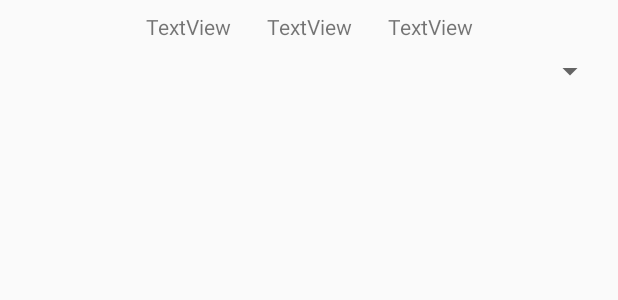
After one commit to kudtk/practicedtk, an Android app: the layout dialog_saito.xml on its own in the app's theme, with its tools: preview values and no code run, on a phone screen of 412 x 824 dp. The commit adds this screen. Shown: the top 300 px of the screen. Run offline under Robolectric (Android 15) with nearby library versions, the phone set to English and light mode, and no system bars.

Commit message:
Add CustomDialog

```diff
--- /dev/null
+++ b/app/src/main/res/layout/dialog_saito.xml
@@ -0,0 +1,49 @@
+<?xml version="1.0" encoding="utf-8"?>
+<android.support.constraint.ConstraintLayout xmlns:android="http://schemas.android.com/apk/res/android"
+    xmlns:tools="http://schemas.android.com/tools"
+    android:layout_width="match_parent"
+    android:layout_height="match_parent"
+    android:id="@+id/dialog_view"
+    xmlns:app="http://schemas.android.com/apk/res-auto">
+
+    <TextView
+        android:id="@+id/year_text"
+        android:layout_width="wrap_content"
+        android:layout_height="wrap_content"
+        android:layout_marginEnd="24dp"
+        android:text="TextView"
+        app:layout_constraintEnd_toStartOf="@+id/month_text"
+        app:layout_constraintTop_toTopOf="@+id/month_text" />
+
+    <TextView
+        android:id="@+id/month_text"
+        android:layout_width="wrap_content"
+        android:layout_height="wrap_content"
+        android:layout_marginEnd="8dp"
+        android:layout_marginStart="8dp"
+        android:layout_marginTop="8dp"
+        android:text="TextView"
+        app:layout_constraintEnd_toEndOf="parent"
+        app:layout_constraintStart_toStartOf="parent"
+        app:layout_constraintTop_toTopOf="parent" />
+
+    <TextView
+        android:id="@+id/day_text"
+        android:layout_width="wrap_content"
+        android:layout_height="wrap_content"
+        android:layout_marginStart="24dp"
+        android:text="TextView"
+        app:layout_constraintStart_toEndOf="@+id/month_text"
+        app:layout_constraintTop_toTopOf="@+id/month_text" />
+
+    <Spinner
+        android:id="@+id/spinner"
+        android:layout_width="0dp"
+        android:layout_height="wrap_content"
+        android:layout_marginEnd="8dp"
+        android:layout_marginStart="8dp"
+        android:layout_marginTop="8dp"
+        app:layout_constraintEnd_toEndOf="parent"
+        app:layout_constraintStart_toStartOf="parent"
+        app:layout_constraintTop_toBottomOf="@+id/month_text" />
+</android.support.constraint.ConstraintLayout>
```
Also changed, not shown: app/src/main/java/com/dtk/practicedtk/Calender.kt (+18 -0 lines), app/src/main/java/com/dtk/practicedtk/Custom_saito_dialog.kt (added, +50 -0 lines), app/src/main/res/layout/fragment_calender.xml (+8 -1 lines), app/src/main/res/values/strings.xml (+8 -0 lines).
